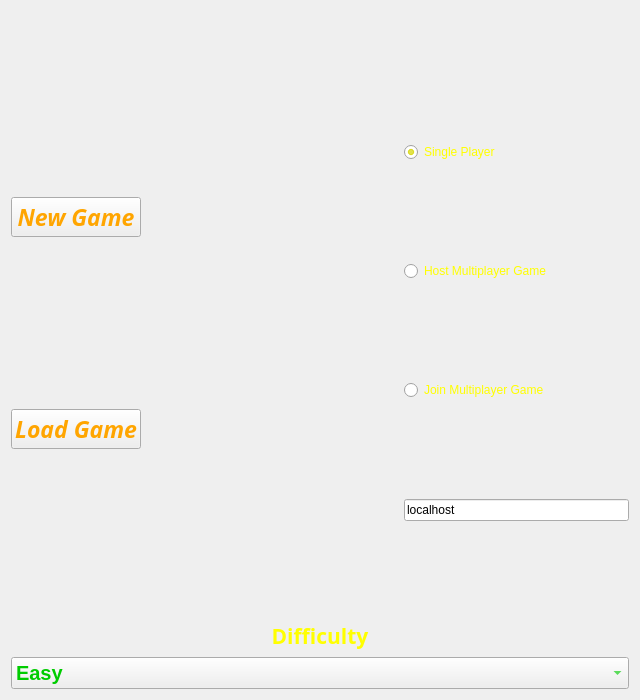
ThyberZee/earthdefense, file mainwindow.ui: the form before one commit.
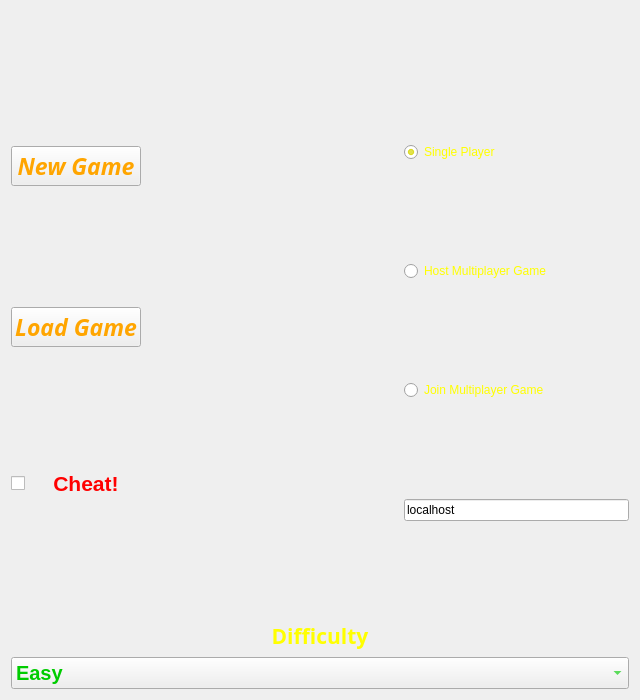
The form after the commit. Icons and pictures are not drawn.

The edit to the form file:
```diff
--- a/mainwindow.ui
+++ b/mainwindow.ui
@@ -206,6 +206,29 @@
         </property>
        </widget>
       </item>
+      <item>
+       <widget class="QCheckBox" name="cbCheat">
+        <property name="font">
+         <font>
+          <pointsize>16</pointsize>
+          <weight>75</weight>
+          <bold>true</bold>
+         </font>
+        </property>
+        <property name="styleSheet">
+         <string notr="true">color:red</string>
+        </property>
+        <property name="text">
+         <string>    Cheat!</string>
+        </property>
+        <property name="iconSize">
+         <size>
+          <width>16</width>
+          <height>16</height>
+         </size>
+        </property>
+       </widget>
+      </item>
      </layout>
     </item>
    </layout>
```
